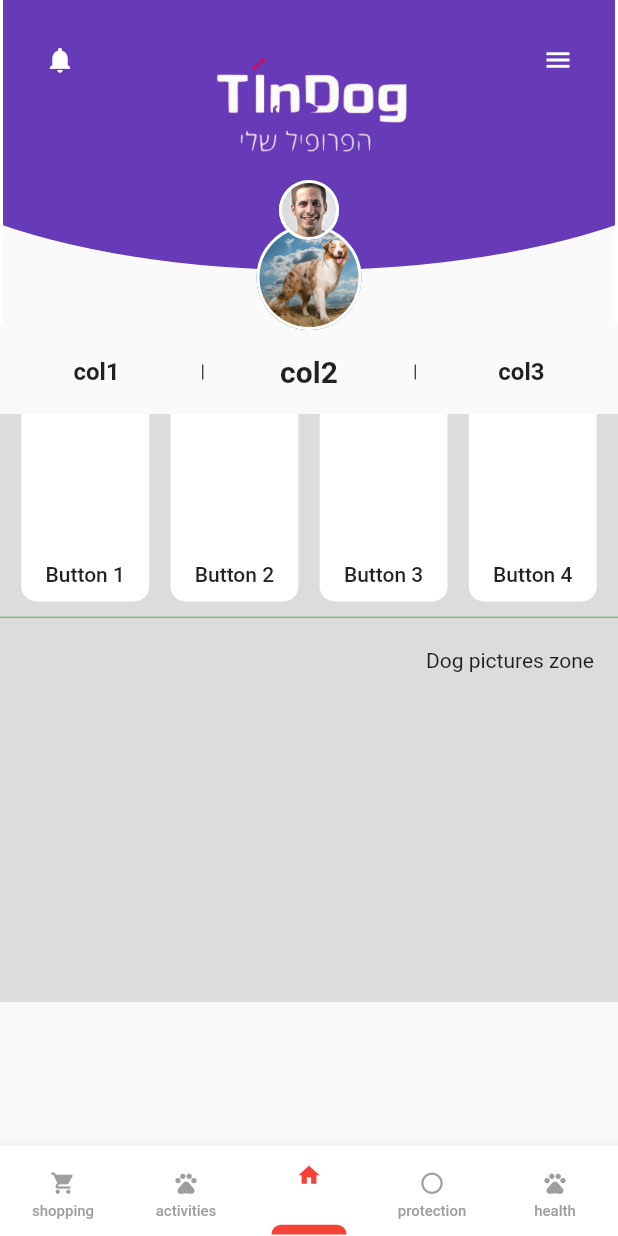
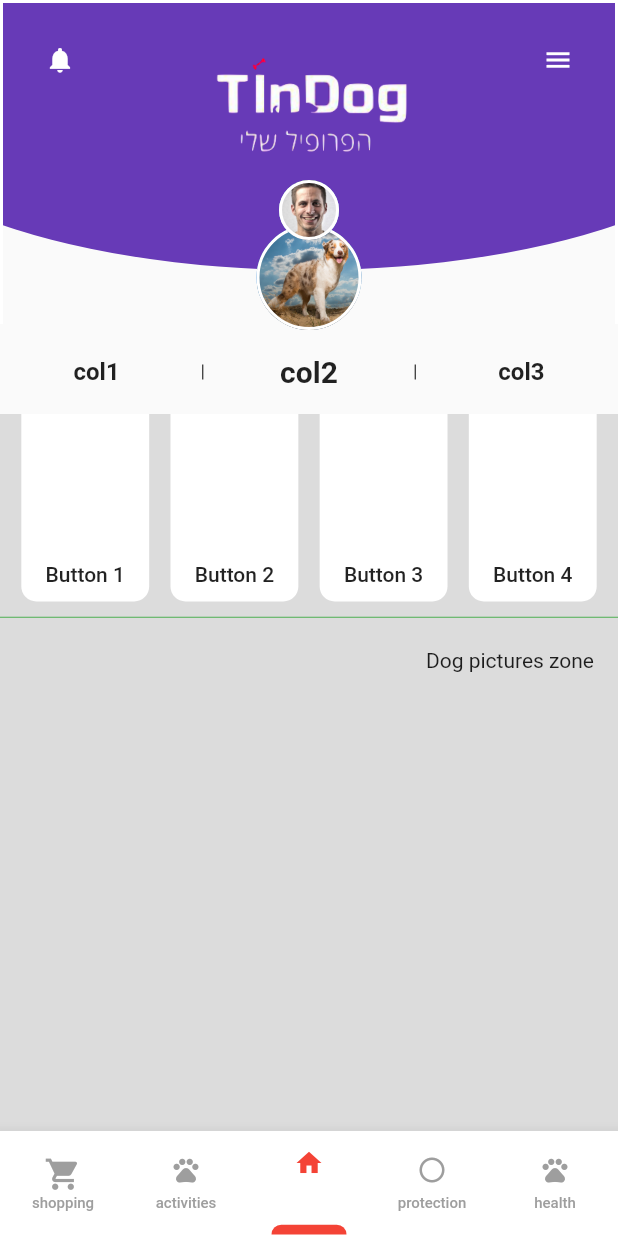
Before and after one commit to AndreyMokryj/flutter_ui_test, a Flutter app: the screen it shows after launch, on a phone screen of 412 x 824 dp. Run offline on Flutter 3.47's test engine with Material 2 defaults, Android fonts, the phone set to English and light mode, and no system bars.

Commit message:
Removed redundant scrolls

```diff
--- a/lib/helpers.dart
+++ b/lib/helpers.dart
@@ -20,7 +20,7 @@ class ShapesPainter extends CustomPainter {
     rect = Rect.fromLTWH(size.width - 2, -24, 2, size.height * 2);
     canvas.drawRect(rect, paint);
 
-    rect = Rect.fromLTWH(-0, -24, size.width, 2);
+    rect = Rect.fromLTWH(-0, 0, size.width, 2);
     canvas.drawRect(rect, paint);
 
 
--- a/lib/home.dart
+++ b/lib/home.dart
@@ -15,9 +15,7 @@ class HomePage extends StatelessWidget {
             painter: ShapesPainter(),
             child: SizedBox(
               height: 120,
-              child: ListView(
-                children: <Widget>[
-                  ListTile(
+              child: ListTile(
 
 // Icons
                 leading: IconButton(
@@ -51,8 +49,7 @@ class HomePage extends StatelessWidget {
                 ),
 
               ),
-                ],
-              ),
+
             ),
           ),
           Stack(
@@ -63,7 +60,7 @@ class HomePage extends StatelessWidget {
 // Contains SizedBox and Dog's avatar below
               SizedBox(
                 height: 100,
-                child: ListView(
+                child: Column(
                   children: <Widget>[
                     SizedBox(
                       height: 30,
@@ -342,7 +339,7 @@ class HomePage extends StatelessWidget {
                     trailing: Text("Dog pictures zone"),
                   ),
                   SizedBox(
-                    height: 200,
+                    height: 400,
                   )
                 ],
               ),
@@ -351,11 +348,12 @@ class HomePage extends StatelessWidget {
         ],
       ),
 
+// Bottom bar
       bottomNavigationBar: BottomAppBar(
 //        shape: AutomaticNotchedShape(BeveledRectangleBorder(), StadiumBorder(),),
           child: Container(
             padding: EdgeInsets.all(1),
-          height: 60,
+            height: 70,
             child: Row(
               children: <Widget>[
                 //0
@@ -368,7 +366,7 @@ class HomePage extends StatelessWidget {
                         ),
                         Expanded(
                           child: Icon(Icons.shopping_cart,
-                          size: 17,
+                            size: 25,
                             color: Colors.grey,
                           ),
                         ),
@@ -404,7 +402,7 @@ class HomePage extends StatelessWidget {
                         ),
                         Expanded(
                           child: Icon(Icons.pets,
-                          size: 17,
+                            size: 20,
                             color: Colors.grey,
                           ),
                         ),
@@ -440,17 +438,17 @@ class HomePage extends StatelessWidget {
                         ),
                         Expanded(
                           child: Icon(Icons.home,
-                          size: 17,
+                            size: 20,
                             color: Colors.red,
                           ),
                         ),
 
                         SizedBox(
-                        height: 35,
+                          height: 45,
                         ),
                         Expanded(
                             child: Container(
-                            height: 100,
+                              height: 200,
                               decoration: BoxDecoration(
                                 borderRadius: BorderRadius.only(
                                   topLeft: Radius.circular(50),
@@ -479,7 +477,7 @@ class HomePage extends StatelessWidget {
                         ),
                         Expanded(
                           child: Icon(Icons.radio_button_unchecked,
-                          size: 17,
+                            size: 20,
                             color: Colors.grey,
                           ),
                         ),
@@ -515,7 +513,7 @@ class HomePage extends StatelessWidget {
                         ),
                         Expanded(
                           child: Icon(Icons.pets,
-                          size: 17,
+                            size: 20,
                             color: Colors.grey,
                           ),
                         ),
```
Lines whose indentation alone changed are shown as unchanged.
